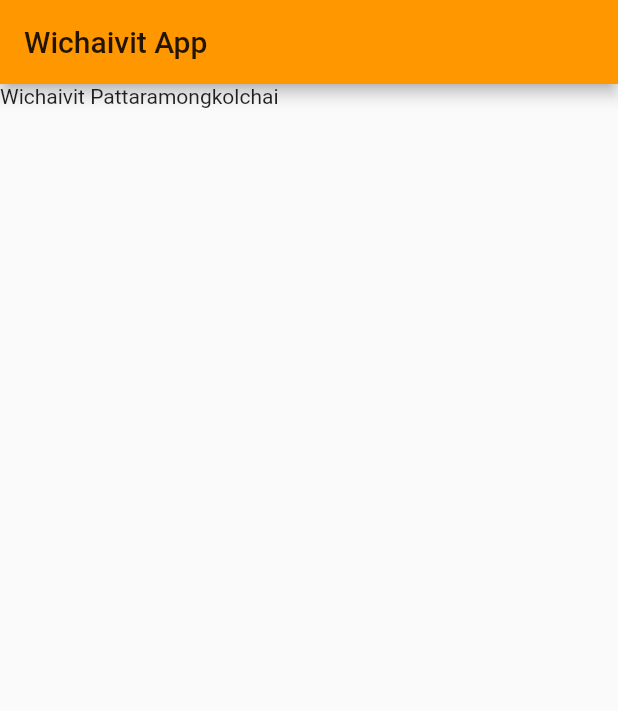
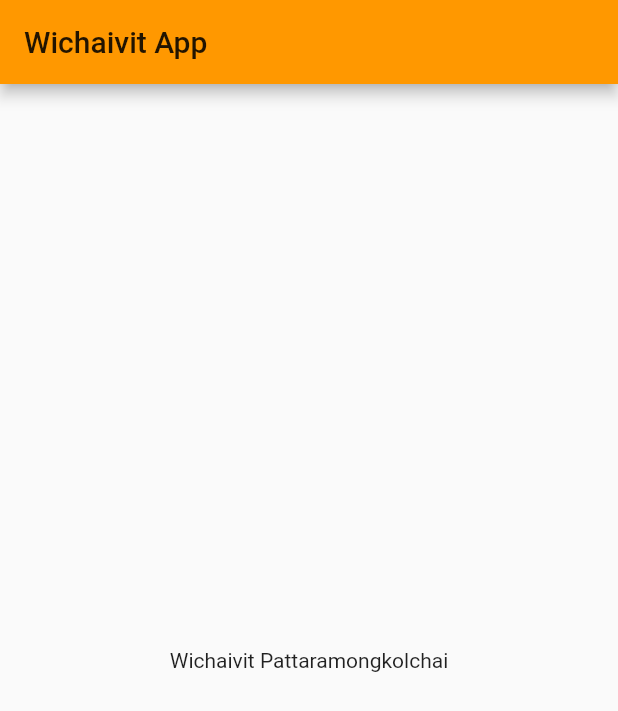
Before and after one commit to dail555/flutter_demo, a Flutter app: the screen it shows after launch, on a phone screen of 412 x 824 dp. Shown: the top 711 px of the screen. Run offline on Flutter 3.47's test engine with Material 2 defaults, Android fonts, the phone set to English and light mode, and no system bars.

Commit message:
set text center

```diff
--- a/lib/main.dart
+++ b/lib/main.dart
@@ -12,11 +12,12 @@ class MyApp extends StatelessWidget {
     return MaterialApp(
       title: "My App",
       home: Scaffold(
-        appBar: AppBar(
-          title: Text("Wichaivit App"),
-        ),
-        body: Text("Wichaivit Pattaramongkolchai"),
-      ),
+          appBar: AppBar(
+            title: Text("Wichaivit App"),
+          ),
+          body: Center(
+            child: Text("Wichaivit Pattaramongkolchai"),
+          )),
       theme: ThemeData(primarySwatch: Colors.orange),
     );
   }
```
